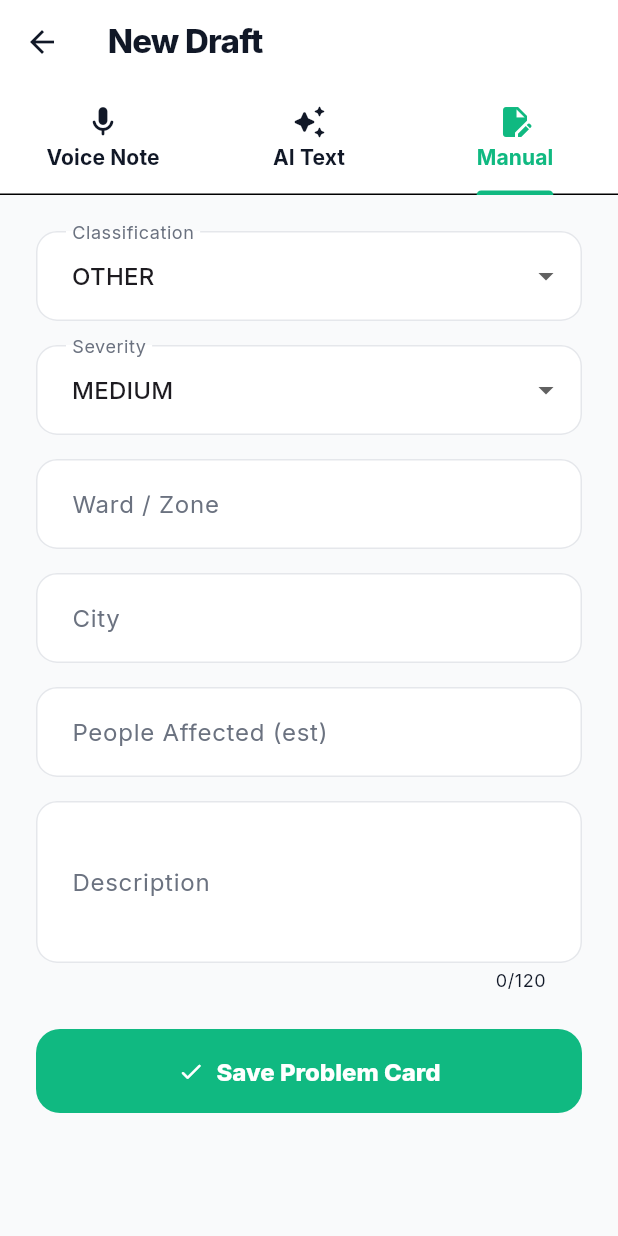
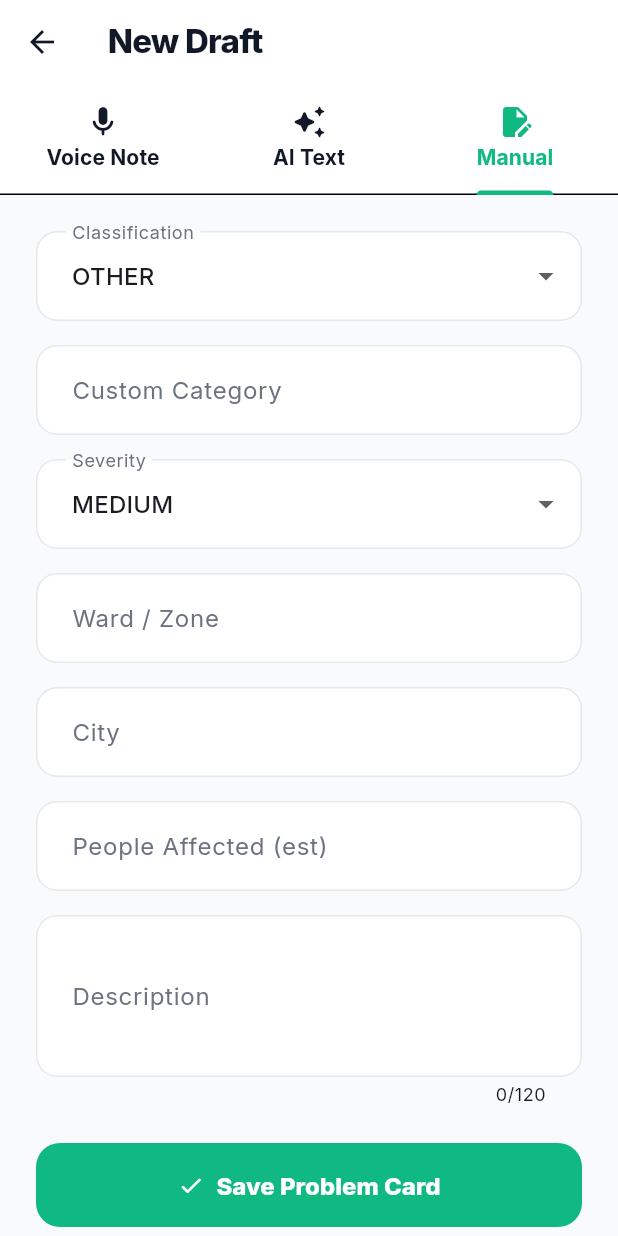
Before and after one commit to PJ2005/sahaya, a Flutter app: the NgoCreateProblemScreen screen opened directly with empty values, tab 3 chosen, on a phone screen of 412 x 824 dp. Run offline on Flutter 3.47's test engine with Material 3 defaults, Android fonts, the phone set to English and light mode, and no system bars; our stand-ins replace cloud_firestore, connectivity_plus, csv, file_picker, firebase_auth, firebase_core and 12 more; missing offline and left inert: cloudinary_public, excel, google_mlkit_text_recognition, record, syncfusion_flutter_pdf; accounts and stored records are empty; network calls fail.

Commit message:
Add customIssueType to ProblemCard and UI
Introduce an optional customIssueType field to ProblemCard (model, freezed and json serialization) to support user-defined categories for IssueType.other. Update NGO create screen to add a Custom Category text field and include the value when submitting manual problems. Update heatmap to parse and display custom category in the problem details modal and add tappable markers over the heatmap circles. Include customIssueType when constructing ProblemCard objects on the NGO home screen. This enables storing, serializing and showing custom issue labels.

```diff
--- a/lib/models/problem_card.dart
+++ b/lib/models/problem_card.dart
@@ -27,6 +27,7 @@ abstract class ProblemCard with _$ProblemCard {
     required String id,
     required String ngoId,
     required IssueType issueType,
+    String? customIssueType,
     required String locationWard,
     required String locationCity,
     @GeoPointConverter() required GeoPoint locationGeoPoint,
--- a/lib/pages/ngo_create_problem_screen.dart
+++ b/lib/pages/ngo_create_problem_screen.dart
@@ -39,6 +39,7 @@ class _NgoCreateProblemScreenState extends State<NgoCreateProblemScreen> with Si
   final _cityCtrl = TextEditingController();
   final _affectedCtrl = TextEditingController();
   final _descCtrl = TextEditingController();
+  final _customCategoryCtrl = TextEditingController();
   bool _manualProcessing = false;
 
   @override
@@ -57,6 +58,7 @@ class _NgoCreateProblemScreenState extends State<NgoCreateProblemScreen> with Si
     _cityCtrl.dispose();
     _affectedCtrl.dispose();
     _descCtrl.dispose();
+    _customCategoryCtrl.dispose();
     super.dispose();
   }
 
@@ -146,6 +148,7 @@ class _NgoCreateProblemScreenState extends State<NgoCreateProblemScreen> with Si
         id: 'manual_${DateTime.now().millisecondsSinceEpoch}',
         ngoId: widget.ngoId,
         issueType: _issueType,
+        customIssueType: _issueType == IssueType.other ? _customCategoryCtrl.text.trim() : null,
         locationWard: ward,
         locationCity: city,
         locationGeoPoint: geo,
@@ -329,6 +332,18 @@ class _NgoCreateProblemScreenState extends State<NgoCreateProblemScreen> with Si
               items: IssueType.values.map((v) => DropdownMenuItem(value: v, child: Text(v.name.toUpperCase()))).toList(),
               onChanged: (v) => setState(() => _issueType = v!),
             ),
+            if (_issueType == IssueType.other) ...[
+              const SizedBox(height: 16),
+              TextFormField(
+                controller: _customCategoryCtrl,
+                decoration: InputDecoration(
+                  labelText: 'Custom Category',
+                  hintText: 'e.g., Toxic Waste, Pothole',
+                  border: OutlineInputBorder(borderRadius: BorderRadius.circular(12)),
+                ),
+                validator: (v) => v!.trim().isEmpty ? 'Please specify custom category' : null,
+              ),
+            ],
             const SizedBox(height: 16),
             DropdownButtonFormField<SeverityLevel>(
               value: _severityLevel,
--- a/lib/pages/ngo_home_screen.dart
+++ b/lib/pages/ngo_home_screen.dart
@@ -55,6 +55,7 @@ class NgoHomeScreen extends StatelessWidget {
       id: doc.id,
       ngoId: (data['ngoId'] as String?) ?? ngoId,
       issueType: issueType,
+      customIssueType: data['customIssueType'] as String?,
       locationWard: (data['locationWard'] as String?) ?? 'Unknown Ward',
       locationCity: (data['locationCity'] as String?) ?? 'Unknown City',
       locationGeoPoint: geoPoint,
```
Also changed, not shown: lib/pages/ngo_heatmap_screen.dart (+98 -1 lines), lib/models/problem_card.freezed.dart, lib/models/problem_card.g.dart.
